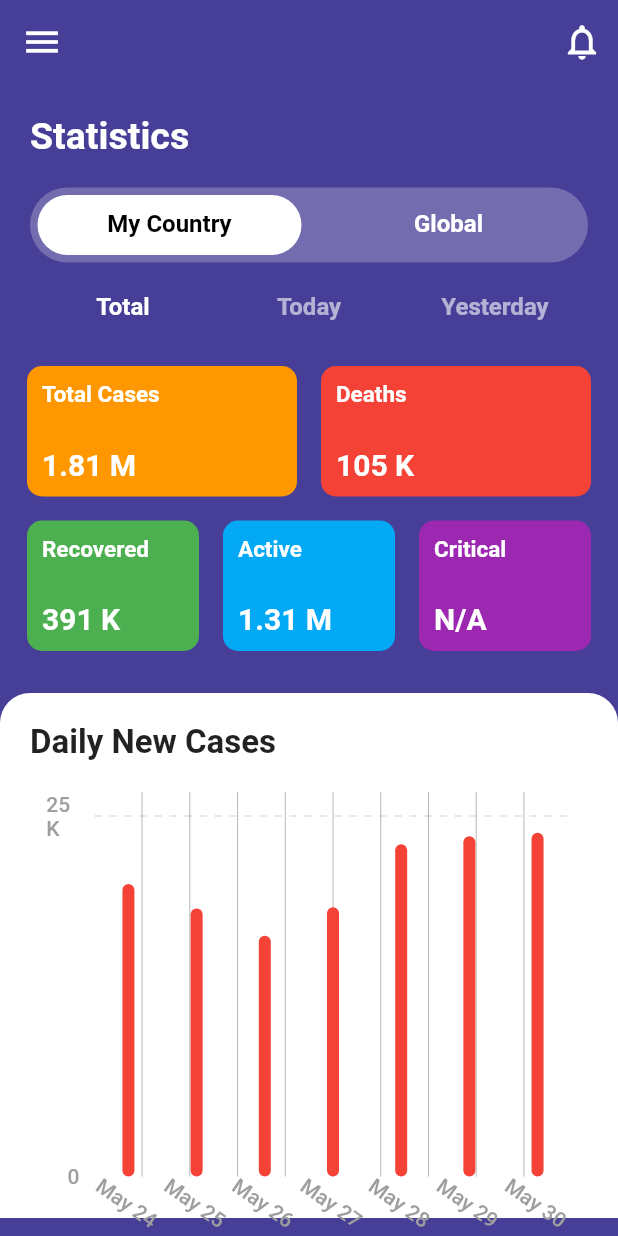
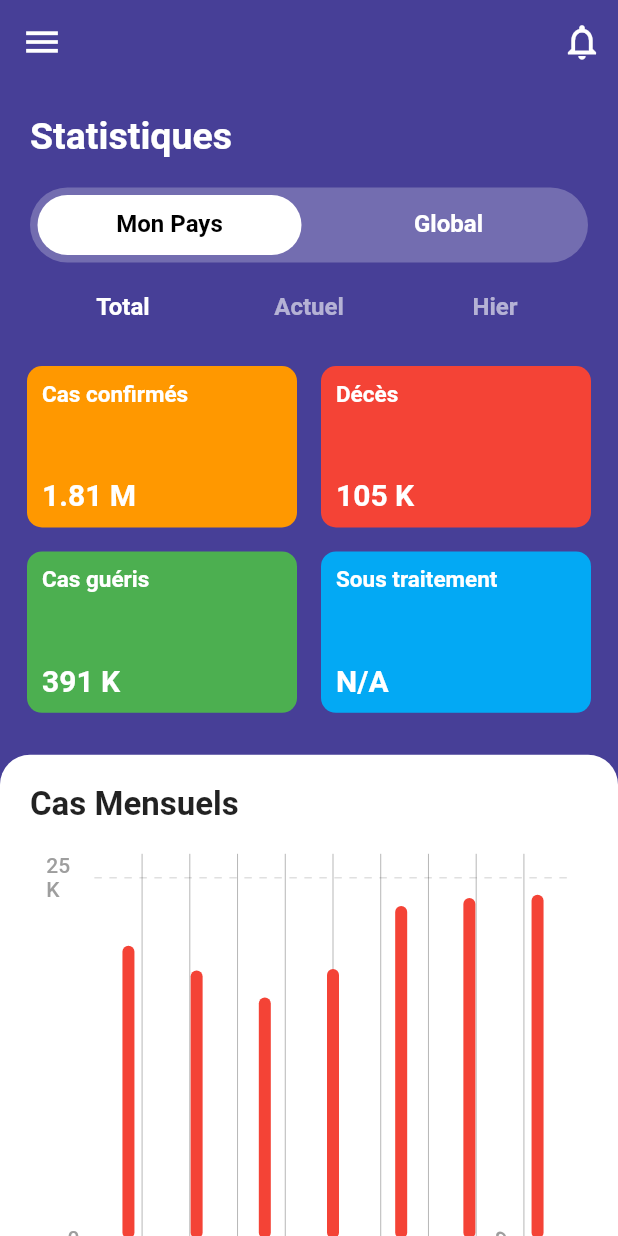
Before and after one commit to yannatk/covid19_dashboard, a Flutter app: the StatsScreen screen opened directly, on a phone screen of 412 x 824 dp. Run offline on Flutter 3.47's test engine with Material 2 defaults, Android fonts, the phone set to English and light mode, and no system bars; drawn by our look-alikes of fl_chart; our stand-ins replace bubble_tab_indicator; network calls fail.

```diff
--- a/lib/data/data.dart
+++ b/lib/data/data.dart
@@ -1,7 +1,7 @@
 final prevention = [
   {'assets/images/distance.png': 'Distanciation\nsociale'},
-  {'assets/images/wash_hands.png': 'Laver \nles mains'},
-  {'assets/images/mask.png': 'Porter\nun masque'},
+  {'assets/images/wash_hands.png': 'Lavage \ndes mains'},
+  {'assets/images/mask.png': 'Port\ndu masque'},
 ];
 
 final covidUSADailyNewCases = [12.17, 11.15, 10.02, 11.21, 13.83, 14.16, 14.30];
--- a/lib/screens/home_screen.dart
+++ b/lib/screens/home_screen.dart
@@ -54,19 +54,7 @@ class _HomeScreenState extends State<HomeScreen> {
                   ),
                 ),
                 CountryDropdown(
-                  countries: [
-                    'BJ',
-                    'BF',
-                    'CA',
-                    'CI',
-                    'CN',
-                    'FR',
-                    'GH',
-                    'IT',
-                    'NG',
-                    'TG',
-                    'USA'
-                  ],
+                  countries: ['BJ'],
                   country: _country,
                   onChanged: (val) => setState(() => _country = val),
                 ),
@@ -221,7 +209,7 @@ class _HomeScreenState extends State<HomeScreen> {
             ),
             Image.asset(
               'assets/images/symptoms.png',
-              fit: BoxFit.contain,
+              fit: BoxFit.cover,
             ),
           ],
         ),
--- a/lib/screens/stats_screen.dart
+++ b/lib/screens/stats_screen.dart
@@ -44,7 +44,7 @@ class _StatsScreenState extends State<StatsScreen> {
       padding: const EdgeInsets.all(20.0),
       sliver: SliverToBoxAdapter(
         child: Text(
-          'Statistics',
+          'Statistiques',
           style: const TextStyle(
             color: Colors.white,
             fontSize: 25.0,
@@ -76,7 +76,7 @@ class _StatsScreenState extends State<StatsScreen> {
             labelColor: Colors.black,
             unselectedLabelColor: Colors.white,
             tabs: <Widget>[
-              Text('My Country'),
+              Text('Mon Pays'),
               Text('Global'),
             ],
             onTap: (index) {},
@@ -99,8 +99,8 @@ class _StatsScreenState extends State<StatsScreen> {
             unselectedLabelColor: Colors.white60,
             tabs: <Widget>[
               Text('Total'),
-              Text('Today'),
-              Text('Yesterday'),
+              Text("Actuel"),
+              Text('Hier'),
             ],
             onTap: (index) {},
           ),
--- a/lib/widgets/covid_bar_chart.dart
+++ b/lib/widgets/covid_bar_chart.dart
@@ -24,7 +24,7 @@ class CovidBarChart extends StatelessWidget {
             padding: const EdgeInsets.all(20.0),
             alignment: Alignment.centerLeft,
             child: Text(
-              'Daily New Cases',
+              'Cas Mensuels',
               style: const TextStyle(
                 fontSize: 22.0,
                 fontWeight: FontWeight.bold,
@@ -48,19 +48,19 @@ class CovidBarChart extends StatelessWidget {
                     getTitles: (double value) {
                       switch (value.toInt()) {
                         case 0:
-                          return 'May 24';
+                          return 'Mars';
                         case 1:
-                          return 'May 25';
+                          return 'Avril';
                         case 2:
-                          return 'May 26';
+                          return 'Mai';
                         case 3:
-                          return 'May 27';
+                          return 'Juin';
                         case 4:
-                          return 'May 28';
+                          return 'Juillet';
                         case 5:
-                          return 'May 29';
+                          return 'Août';
                         case 6:
-                          return 'May 30';
+                          return 'Septembre';
                         default:
                           return '';
                       }
--- a/lib/widgets/stats_grid.dart
+++ b/lib/widgets/stats_grid.dart
@@ -1,26 +1,68 @@
+import 'dart:convert';
+
 import 'package:flutter/material.dart';
+import 'package:http/http.dart' as http;
 
-class StatsGrid extends StatelessWidget {
+class StatsGrid extends StatefulWidget {
+  @override
+  _StatsGridState createState() => _StatsGridState();
+}
+
+class _StatsGridState extends State<StatsGrid> {
+  var data = {};
+  bool isLoading = false;
+
+  @override
+  void initState() {
+    super.initState();
+    this.fetchData();
+  }
+
+  fetchData() async {
+    setState(() {
+      isLoading = true;
+    });
+    var url =
+        "https://api.covid19api.com/country/benin?from=2020-07-25T00:00:00Z&to=2020-07-26T00:00:00Z";
+    var response = await http.get(url);
+    print(response.body);
+    if (response.statusCode == 200) {
+      var dataInJson = jsonDecode(response.body);
+      setState(() {
+        data = dataInJson;
+        isLoading = false;
+      });
+    } else {
+      data = {};
+      isLoading = false;
+    }
+  }
+
   @override
   Widget build(BuildContext context) {
+    /*if (data.length < 0 || isLoading) {
+      return Center(
+          child: CircularProgressIndicator(
+        valueColor: new AlwaysStoppedAnimation<Color>(Colors.blue),
+      ));
+    }*/
     return Container(
-      height: MediaQuery.of(context).size.height * 0.25,
+      height: MediaQuery.of(context).size.height * 0.30,
       child: Column(
         children: <Widget>[
           Flexible(
             child: Row(
               children: <Widget>[
-                _buildStatCard('Total Cases', '1.81 M', Colors.orange),
-                _buildStatCard('Deaths', '105 K', Colors.red),
+                _buildStatCard('Cas confirmés', '1.81 M', Colors.orange),
+                _buildStatCard('Décès', '105 K', Colors.red),
               ],
             ),
           ),
           Flexible(
             child: Row(
               children: <Widget>[
-                _buildStatCard('Recovered', '391 K', Colors.green),
-                _buildStatCard('Active', '1.31 M', Colors.lightBlue),
-                _buildStatCard('Critical', 'N/A', Colors.purple),
+                _buildStatCard('Cas guéris', '391 K', Colors.green),
+                _buildStatCard('Sous traitement', 'N/A', Colors.lightBlue),
               ],
             ),
           ),
--- a/pubspec.yaml
+++ b/pubspec.yaml
@@ -24,12 +24,12 @@ dependencies:
   flutter:
     sdk: flutter
 
-
   # The following adds the Cupertino Icons font to your application.
   # Use with the CupertinoIcons class for iOS style icons.
   cupertino_icons: ^0.1.3
   bubble_tab_indicator: ^0.1.4
   fl_chart: ^0.10.1
+  http: ^0.12.2
 
 dev_dependencies:
   flutter_test:
```
Also changed, not shown: pubspec.lock.
